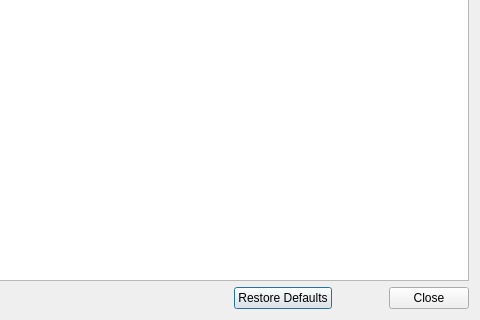
First picture: the form in src/app/dialog_options.ui, repository fougue/mayo, before the edit; both pictures show x 522 to 1002 and y 366 to 686 of the 1002 by 686 pixel window.
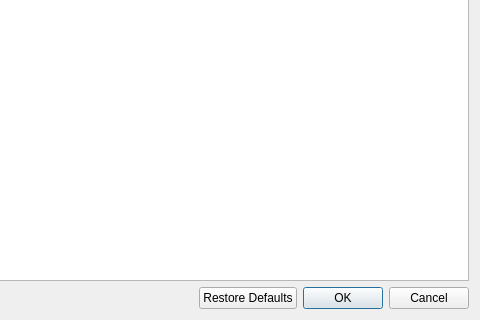
Second picture: the form after the edit.

Commit message:
App: revert back settings values when Options dialog is cancelled
Relates to GitHub #79

```diff
--- a/src/app/dialog_options.ui
+++ b/src/app/dialog_options.ui
@@ -35,7 +35,7 @@
       <enum>Qt::Horizontal</enum>
      </property>
      <property name="standardButtons">
-      <set>QDialogButtonBox::Close|QDialogButtonBox::RestoreDefaults</set>
+      <set>QDialogButtonBox::Cancel|QDialogButtonBox::Ok|QDialogButtonBox::RestoreDefaults</set>
      </property>
     </widget>
    </item>
```
The commit also changes 6 other files.
